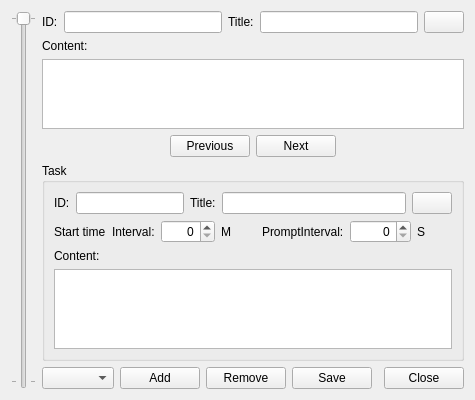
This is Src/FrmTasks.ui in KangLin/Calendar as Qt 5 draws it before an edit. The edited form follows.
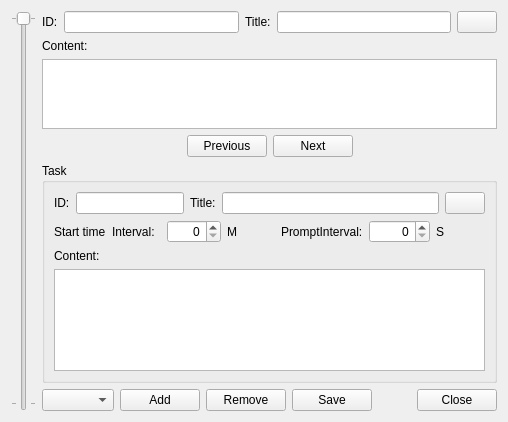
This is the edited form. Icons and pictures are not drawn.

```diff
--- a/Src/FrmTasks.ui
+++ b/Src/FrmTasks.ui
@@ -6,8 +6,8 @@
    <rect>
     <x>0</x>
     <y>0</y>
-    <width>475</width>
-    <height>400</height>
+    <width>508</width>
+    <height>422</height>
    </rect>
   </property>
   <property name="windowTitle">
@@ -428,6 +428,12 @@
        </item>
        <item>
         <widget class="QPushButton" name="pbAdd">
+         <property name="sizePolicy">
+          <sizepolicy hsizetype="Preferred" vsizetype="Fixed">
+           <horstretch>0</horstretch>
+           <verstretch>0</verstretch>
+          </sizepolicy>
+         </property>
          <property name="toolTip">
           <string> New add task into tasks</string>
          </property>
@@ -442,6 +448,12 @@
        </item>
        <item>
         <widget class="QPushButton" name="pbRemove">
+         <property name="sizePolicy">
+          <sizepolicy hsizetype="Preferred" vsizetype="Fixed">
+           <horstretch>0</horstretch>
+           <verstretch>0</verstretch>
+          </sizepolicy>
+         </property>
          <property name="toolTip">
           <string>Remove the task from tasks</string>
          </property>
@@ -456,6 +468,12 @@
        </item>
        <item>
         <widget class="QPushButton" name="pbApply">
+         <property name="sizePolicy">
+          <sizepolicy hsizetype="Preferred" vsizetype="Fixed">
+           <horstretch>0</horstretch>
+           <verstretch>0</verstretch>
+          </sizepolicy>
+         </property>
          <property name="text">
           <string>Save</string>
          </property>
@@ -472,14 +490,20 @@
          </property>
          <property name="sizeHint" stdset="0">
           <size>
-           <width>40</width>
-           <height>20</height>
+           <width>0</width>
+           <height>0</height>
           </size>
          </property>
         </spacer>
        </item>
        <item>
         <widget class="QPushButton" name="pbClose">
+         <property name="sizePolicy">
+          <sizepolicy hsizetype="Preferred" vsizetype="Fixed">
+           <horstretch>0</horstretch>
+           <verstretch>0</verstretch>
+          </sizepolicy>
+         </property>
          <property name="text">
           <string>Close</string>
          </property>
```
Left out of the diff: 21 changed lines with no effect on the pictures.
